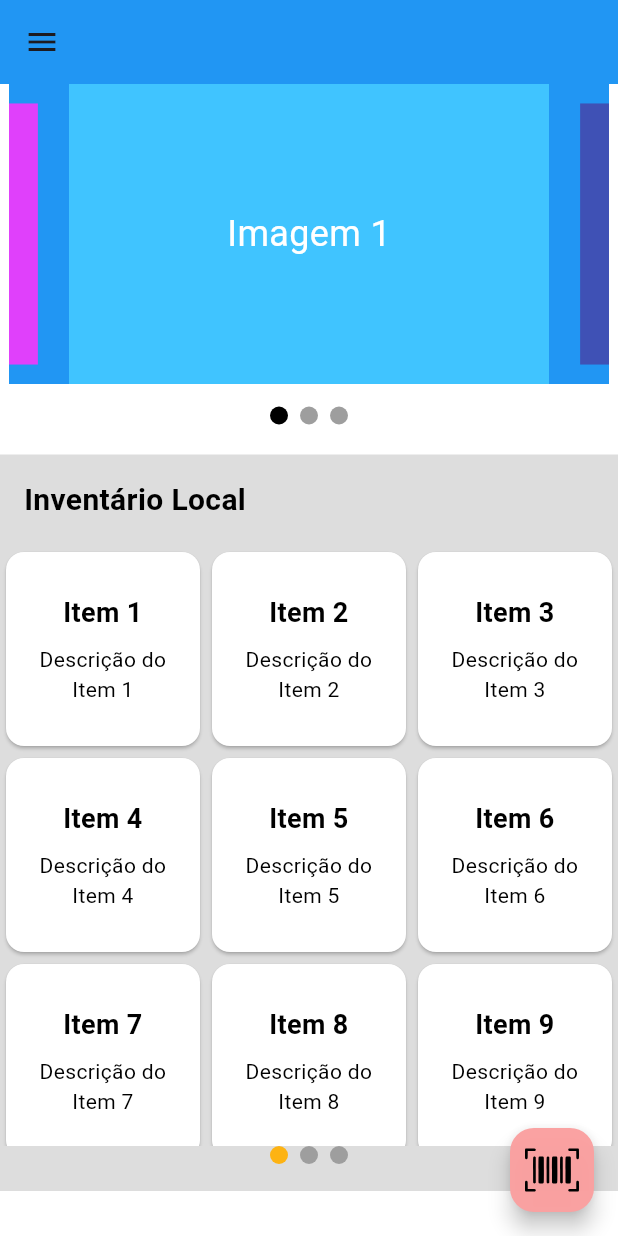
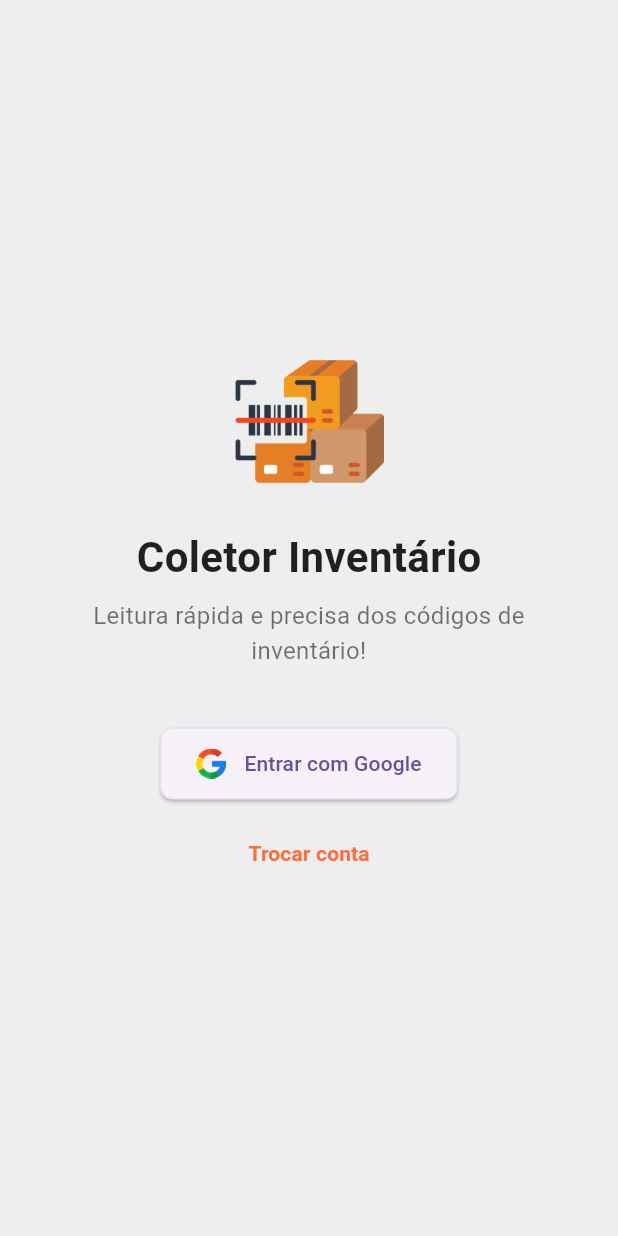
Before and after one commit to stiuff-mobile-devs/sti-uff-coletor-inventario, a Flutter app: the screen it shows after launch, on a phone screen of 412 x 824 dp. Run offline on Flutter 3.47's test engine with Material 3 defaults, Android fonts, the phone set to English and light mode, and no system bars; drawn by our look-alikes of carousel_slider; our stand-ins replace camera, firebase_auth, firebase_core, flutter_svg, google_sign_in; accounts and stored records are empty.

Commit message:
Update: Login Google-Sign-In via Firebase.

```diff
--- a/lib/features/about/views/about_page.dart
+++ b/lib/features/about/views/about_page.dart
@@ -8,7 +8,7 @@ class AboutPage extends StatelessWidget {
   Widget build(BuildContext context) {
     return Scaffold(
       appBar: AppBar(),
-      drawer: const AppDrawer(selectedIndex: 2),
+      drawer: AppDrawer(selectedIndex: 2),
       body: const Center(
         child: Text('About Page Content'),
       ),
--- a/lib/features/home/views/home_page.dart
+++ b/lib/features/home/views/home_page.dart
@@ -39,7 +39,7 @@ class _HomePageState extends State<HomePage> {
         elevation: 0,
         backgroundColor: Colors.blue,
       ),
-      drawer: const AppDrawer(selectedIndex: 0),
+      drawer: AppDrawer(selectedIndex: 0),
       body: SingleChildScrollView(
         child: Column(
           children: [
--- /dev/null
+++ b/lib/features/login/model/user_model.dart
@@ -0,0 +1,22 @@
+class UserModel {
+  final String uid;
+  final String displayName;
+  final String email;
+  final String photoURL;
+
+  UserModel({
+    required this.uid,
+    required this.displayName,
+    required this.email,
+    required this.photoURL,
+  });
+
+  factory UserModel.fromFirebase(user) {
+    return UserModel(
+      uid: user.uid,
+      displayName: user.displayName ?? '',
+      email: user.email ?? '',
+      photoURL: user.photoURL ?? '',
+    );
+  }
+}
--- /dev/null
+++ b/lib/features/login/view/login_screen.dart
@@ -0,0 +1,137 @@
+// ignore_for_file: use_build_context_synchronously
+
+import 'package:flutter/material.dart';
+import 'package:stiuffcoletorinventario/features/login/controller/auth_controller.dart';
+
+class LoginScreen extends StatefulWidget {
+  const LoginScreen({super.key});
+
+  @override
+  LoginScreenState createState() => LoginScreenState();
+}
+
+class LoginScreenState extends State<LoginScreen> {
+  final AuthController _authController = AuthController();
+
+  void _showLoadingDialog() {
+    showDialog(
+      context: context,
+      barrierDismissible: false,
+      builder: (BuildContext context) {
+        return Dialog(
+          backgroundColor: Colors.transparent,
+          child: Container(
+            padding: const EdgeInsets.all(24),
+            decoration: BoxDecoration(
+              color: Colors.black.withOpacity(0.7),
+              borderRadius: BorderRadius.circular(12),
+            ),
+            child: const Row(
+              mainAxisAlignment: MainAxisAlignment.center,
+              children: [
+                CircularProgressIndicator(
+                  color: Colors.white,
+                ),
+                SizedBox(width: 16),
+                Text(
+                  'Carregando...',
+                  style: TextStyle(
+                    color: Colors.white,
+                    fontSize: 18,
+                    fontWeight: FontWeight.w500,
+                  ),
+                ),
+              ],
+            ),
+          ),
+        );
+      },
+    );
+  }
+
+  Future<void> _loginWithGoogle() async {
+    _showLoadingDialog();
+    final user = await _authController.signInWithGoogle();
+    Navigator.pop(context);
+
+    if (user != null) {
+      Navigator.pushReplacementNamed(context, '/home');
+    }
+  }
+
+  Future<void> _switchAccount() async {
+    await _authController.switchAccount();
+  }
+
+  @override
+  Widget build(BuildContext context) {
+    return Scaffold(
+      backgroundColor: Colors.grey[200],
+      body: Padding(
+        padding: const EdgeInsets.symmetric(horizontal: 24.0),
+        child: Column(
+          mainAxisAlignment: MainAxisAlignment.center,
+          children: [
+            Image.asset(
+              'assets/icons/small-app-icon.png',
+              width: 100,
+              height: 100,
+            ),
+            const SizedBox(height: 20),
+            const Text(
+              'Coletor Inventário',
+              style: TextStyle(
+                fontSize: 28,
+                fontWeight: FontWeight.bold,
+                color: Colors.black87,
+              ),
+            ),
+            const SizedBox(height: 8),
+            const Text(
+              "Leitura rápida e precisa dos códigos de inventário!",
+              textAlign: TextAlign.center,
+              style: TextStyle(
+                fontSize: 16,
+                color: Colors.black54,
+              ),
+            ),
+            const SizedBox(height: 40),
+            ElevatedButton.icon(
+              onPressed: _loginWithGoogle,
+              icon: Padding(
+                padding: const EdgeInsets.only(right: 4.0),
+                child: Image.asset(
+                  'assets/icons/google.png',
+                  width: 20,
+                  height: 20,
+                ),
+              ),
+              label: const Text('Entrar com Google'),
+              style: ElevatedButton.styleFrom(
+                padding:
+                    const EdgeInsets.symmetric(vertical: 14, horizontal: 24),
+                shape: RoundedRectangleBorder(
+                  borderRadius: BorderRadius.circular(8),
+                  side: BorderSide(
+                    color: Colors.grey.withOpacity(0.15),
+                  ),
+                ),
+              ),
+            ),
+            const SizedBox(height: 12),
+            TextButton(
+              onPressed: _switchAccount,
+              child: const Text(
+                'Trocar conta',
+                style: TextStyle(
+                  color: Colors.deepOrangeAccent,
+                  fontWeight: FontWeight.bold,
+                ),
+              ),
+            ),
+          ],
+        ),
+      ),
+    );
+  }
+}
--- a/lib/features/settings/views/settings_page.dart
+++ b/lib/features/settings/views/settings_page.dart
@@ -8,7 +8,7 @@ class SettingsPage extends StatelessWidget {
   Widget build(BuildContext context) {
     return Scaffold(
       appBar: AppBar(),
-      drawer: const AppDrawer(selectedIndex: 1),
+      drawer: AppDrawer(selectedIndex: 1),
       body: const Center(
         child: Text('Settings Page Content'),
       ),
--- a/lib/main.dart
+++ b/lib/main.dart
@@ -1,10 +1,14 @@
 import 'package:flutter/material.dart';
+import 'package:firebase_core/firebase_core.dart';
 import 'package:stiuffcoletorinventario/features/about/views/about_page.dart';
+import 'package:stiuffcoletorinventario/features/login/view/login_screen.dart';
 import 'features/home/views/home_page.dart';
 import 'features/settings/views/settings_page.dart';
 import 'shared/utils/app_colors.dart';
 
-void main() {
+void main() async {
+  WidgetsFlutterBinding.ensureInitialized();
+  await Firebase.initializeApp();
   runApp(const MyApp());
 }
 
@@ -26,8 +30,9 @@ class MyApp extends StatelessWidget {
         splashColor: AppColors.lightOrangeSplashColor,
       ),
       debugShowCheckedModeBanner: false,
-      initialRoute: '/home',
+      initialRoute: '/login',
       routes: {
+        '/login': (context) => const LoginScreen(),
         '/home': (context) => const HomePage(),
         '/settings': (context) => const SettingsPage(),
         '/about': (context) => const AboutPage(),
--- a/pubspec.yaml
+++ b/pubspec.yaml
@@ -38,6 +38,9 @@ dependencies:
   flutter_svg: ^2.0.11
   carousel_slider: ^5.0.0
   camera: ^0.11.0+2
+  firebase_auth: ^5.3.2
+  firebase_core: ^3.7.0
+  google_sign_in: ^6.2.2
 
 dev_dependencies:
   flutter_test:
@@ -67,6 +70,7 @@ flutter:
     - assets/icons/small-app-icon.png
     - assets/icons/app.svg
     - assets/icons/scan-surface.svg
+    - assets/icons/google.png
   #   - images/a_dot_ham.jpeg
 
   # An image asset can refer to one or more resolution-specific "variants", see
```
Also changed, not shown: lib/features/camera/views/camera_page.dart (+10 -1 lines), lib/features/login/controller/auth_controller.dart (added, +47 -0 lines), lib/shared/components/app_drawer.dart (+96 -1 lines), assets/icons/google.png (added), firebase.json (added), lib/features/camera/controllers/camera_controller.dart (added), pubspec.lock, 4 other files.
